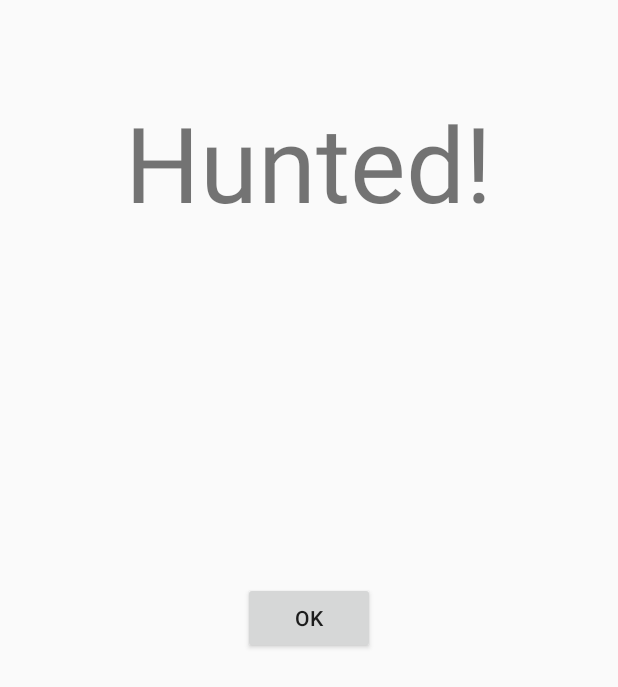
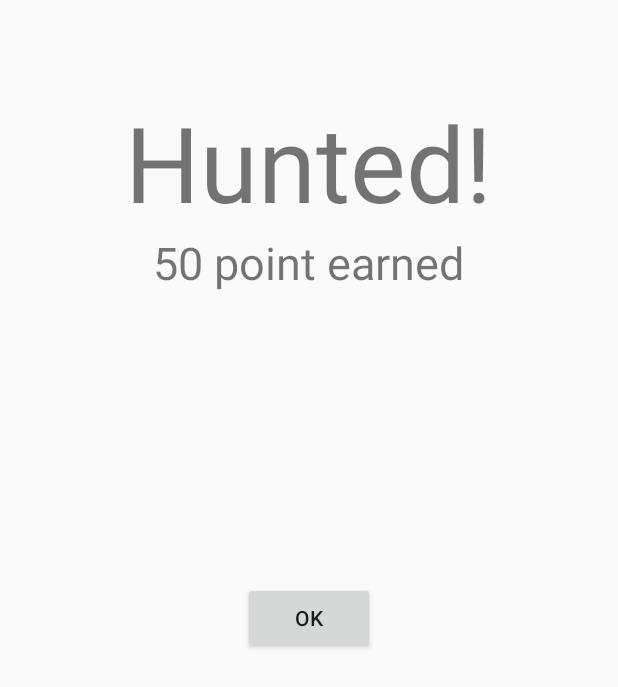
Before and after one commit to zyake/food_hunters, an Android app: the HuntedActivity screen opened directly, with no data from a screen before it, on a phone screen of 412 x 824 dp. Shown: the top 687 px of the screen. Run offline under Robolectric (Android 15) with nearby library versions, the phone set to English and light mode, and no system bars.

Commit message:
Twearked Hunted Screen

```diff
--- a/app/src/main/res/layout/activity_hunted.xml
+++ b/app/src/main/res/layout/activity_hunted.xml
@@ -14,4 +14,10 @@
             android:layout_height="wrap_content"
             android:text="OK"
             android:id="@+id/ok_button" android:layout_centerVertical="true" android:layout_centerHorizontal="true"/>
+    <TextView
+            android:layout_width="wrap_content"
+            android:layout_height="wrap_content"
+            android:text="50 point earned"
+            android:id="@+id/textView2"
+            android:textSize="30dp" android:layout_below="@+id/textView" android:layout_centerHorizontal="true"/>
 </RelativeLayout>
```
